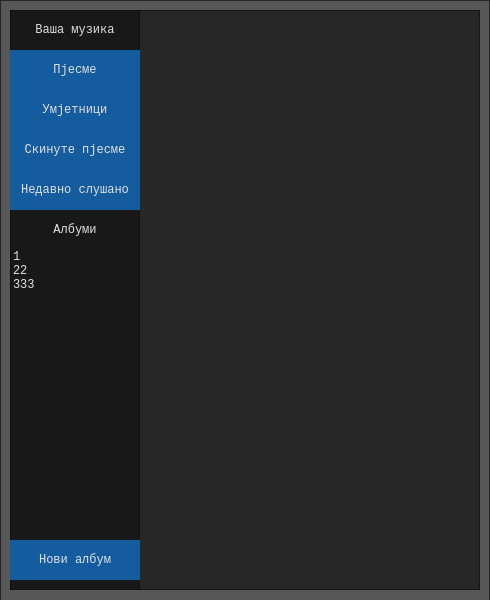
Above: application/ui/ui_play.ui from nikola-supic/prelo before the change. Below: the same form after it.
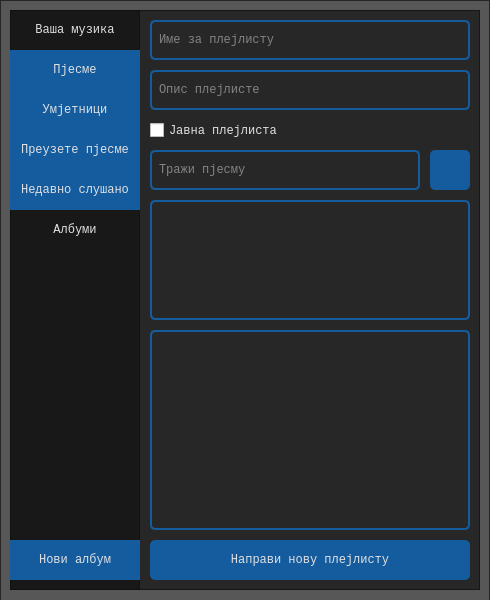
That is the form after the change. The open tabs and pages were chosen to show the change. Icons and pictures are not drawn.

Commit message: play UI (share / download / add icons) (new playlist UI)

```diff
--- a/application/ui/ui_play.ui
+++ b/application/ui/ui_play.ui
@@ -200,7 +200,7 @@
          <string notr="true"/>
         </property>
         <property name="text">
-         <string>Скинуте пјесме</string>
+         <string>Преузете пјесме</string>
         </property>
        </widget>
        <widget class="QPushButton" name="btn_recent">
@@ -290,6 +290,7 @@
         <property name="font">
          <font>
           <family>Courier New</family>
+          <pointsize>8</pointsize>
          </font>
         </property>
         <property name="styleSheet">
@@ -311,21 +312,6 @@
         <property name="horizontalScrollBarPolicy">
          <enum>Qt::ScrollBarAlwaysOff</enum>
         </property>
-        <item>
-         <property name="text">
-          <string>1</string>
-         </property>
-        </item>
-        <item>
-         <property name="text">
-          <string>22</string>
-         </property>
-        </item>
-        <item>
-         <property name="text">
-          <string>333</string>
-         </property>
-        </item>
        </widget>
       </widget>
       <widget class="QStackedWidget" name="stacked_pages">
@@ -762,7 +748,282 @@
          </widget>
         </widget>
        </widget>
-       <widget class="QWidget" name="page_new"/>
+       <widget class="QWidget" name="page_new">
+        <property name="styleSheet">
+         <string notr="true">QPushButton#btn_search {
+	background-color: rgb(20, 92, 158);
+	color: rgb(224, 224, 226);
+	border-radius: 5px;
+}
+QPushButton#btn_search:hover {
+	background-color: rgb(19, 55, 88);
+}
+QPushButton#btn_search:pressed {
+	background-color: rgb(19, 37, 53);
+}
+
+QLineEdit#input_name, #input_desc, #input_search {
+	background-color: rgba(0,0,0,0);
+	border-radius: 5px;
+	border: 2px solid rgb(20, 92, 158);
+	color: rgb(224, 224, 226);
+	padding-left: 5px;
+}
+
+QListWidget#list_search, #list_added {
+	color: rgb(224,224,226);
+	background-color:rgba(0,0,0,0);
+	border: 2px solid rgb(20,92,158);
+	border-radius: 5px;
+}
+QListWidget::item:hover {
+	background-color: rgb(20,92,158);
+}
+QListWidget::item:selected {
+	background-color: rgb(19,55,88);
+}
+
+QPushButton#btn_create {
+	background-color: rgb(20, 92, 158);
+	color: rgb(224, 224, 226);
+	border-radius: 5px;
+}
+QPushButton#btn_create:hover {
+	background-color: rgb(19, 55, 88);
+}
+QPushButton#btn_create:pressed {
+	background-color: rgb(19, 37, 53);
+}</string>
+        </property>
+        <widget class="QLineEdit" name="input_name">
+         <property name="geometry">
+          <rect>
+           <x>10</x>
+           <y>10</y>
+           <width>320</width>
+           <height>40</height>
+          </rect>
+         </property>
+         <property name="font">
+          <font>
+           <family>Courier New</family>
+           <pointsize>9</pointsize>
+          </font>
+         </property>
+         <property name="styleSheet">
+          <string notr="true"/>
+         </property>
+         <property name="echoMode">
+          <enum>QLineEdit::Normal</enum>
+         </property>
+         <property name="alignment">
+          <set>Qt::AlignLeading|Qt::AlignLeft|Qt::AlignVCenter</set>
+         </property>
+         <property name="placeholderText">
+          <string>Име за плејлисту</string>
+         </property>
+         <property name="clearButtonEnabled">
+          <bool>true</bool>
+         </property>
+        </widget>
+        <widget class="QLineEdit" name="input_desc">
+         <property name="geometry">
+          <rect>
+           <x>10</x>
+           <y>60</y>
+           <width>320</width>
+           <height>40</height>
+          </rect>
+         </property>
+         <property name="font">
+          <font>
+           <family>Courier New</family>
+           <pointsize>9</pointsize>
+          </font>
+         </property>
+         <property name="styleSheet">
+          <string notr="true"/>
+         </property>
+         <property name="echoMode">
+          <enum>QLineEdit::Normal</enum>
+         </property>
+         <property name="alignment">
+          <set>Qt::AlignLeading|Qt::AlignLeft|Qt::AlignVCenter</set>
+         </property>
+         <property name="placeholderText">
+          <string>Опис плејлисте</string>
+         </property>
+         <property name="clearButtonEnabled">
+          <bool>true</bool>
+         </property>
+        </widget>
+        <widget class="QCheckBox" name="check_public">
+         <property name="geometry">
+          <rect>
+           <x>10</x>
+           <y>100</y>
+           <width>321</width>
+           <height>41</height>
+          </rect>
+         </property>
+         <property name="font">
+          <font>
+           <family>Courier New</family>
+          </font>
+         </property>
+         <property name="styleSheet">
+          <string notr="true">color: rgb(224,224,226);</string>
+         </property>
+         <property name="text">
+          <string>Јавна плејлиста</string>
+         </property>
+        </widget>
+        <widget class="QPushButton" name="btn_create">
+         <property name="geometry">
+          <rect>
+           <x>10</x>
+           <y>530</y>
+           <width>320</width>
+           <height>40</height>
+          </rect>
+         </property>
+         <property name="font">
+          <font>
+           <family>Courier New</family>
+           <pointsize>9</pointsize>
+           <weight>50</weight>
+           <bold>false</bold>
+          </font>
+         </property>
+         <property name="styleSheet">
+          <string notr="true"/>
+         </property>
+         <property name="text">
+          <string>Направи нову плејлисту</string>
+         </property>
+        </widget>
+        <widget class="QLineEdit" name="input_search">
+         <property name="geometry">
+          <rect>
+           <x>10</x>
+           <y>140</y>
+           <width>270</width>
+           <height>40</height>
+          </rect>
+         </property>
+         <property name="font">
+          <font>
+           <family>Courier New</family>
+           <pointsize>9</pointsize>
+          </font>
+         </property>
+         <property name="styleSheet">
+          <string notr="true"/>
+         </property>
+         <property name="echoMode">
+          <enum>QLineEdit::Normal</enum>
+         </property>
+         <property name="alignment">
+          <set>Qt::AlignLeading|Qt::AlignLeft|Qt::AlignVCenter</set>
+         </property>
+         <property name="placeholderText">
+          <string>Тражи пјесму</string>
+         </property>
+         <property name="clearButtonEnabled">
+          <bool>true</bool>
+         </property>
+        </widget>
+        <widget class="QPushButton" name="btn_search">
+         <property name="geometry">
+          <rect>
+           <x>290</x>
+           <y>140</y>
+           <width>40</width>
+           <height>40</height>
+          </rect>
+         </property>
+         <property name="font">
+          <font>
+           <family>Courier New</family>
+           <pointsize>9</pointsize>
+           <weight>50</weight>
+           <bold>false</bold>
+          </font>
+         </property>
+         <property name="styleSheet">
+          <string notr="true">QPushButton#btn_search {
+	border-image: url(:/icons/images/icons/search.png);
+}
+QPushButton#btn_search:hover {
+	border-image: url(:/icons/images/icons/hover_search.png);
+}</string>
+         </property>
+         <property name="text">
+          <string/>
+         </property>
+        </widget>
+        <widget class="QListWidget" name="list_search">
+         <property name="geometry">
+          <rect>
+           <x>10</x>
+           <y>190</y>
+           <width>320</width>
+           <height>120</height>
+          </rect>
+         </property>
+         <property name="font">
+          <font>
+           <family>Courier New</family>
+           <pointsize>8</pointsize>
+          </font>
+         </property>
+         <property name="styleSheet">
+          <string notr="true"/>
+         </property>
+         <property name="verticalScrollBarPolicy">
+          <enum>Qt::ScrollBarAlwaysOff</enum>
+         </property>
+         <property name="horizontalScrollBarPolicy">
+          <enum>Qt::ScrollBarAlwaysOff</enum>
+         </property>
+        </widget>
+        <widget class="QListWidget" name="list_added">
+         <property name="geometry">
+          <rect>
+           <x>10</x>
+           <y>320</y>
+           <width>320</width>
+           <height>200</height>
+          </rect>
+         </property>
+         <property name="font">
+          <font>
+           <family>Courier New</family>
+           <pointsize>8</pointsize>
+          </font>
+         </property>
+         <property name="styleSheet">
+          <string notr="true">QListWidget#list_search {
+	color: rgb(224,224,226);
+	background-color:rgba(0,0,0,0);
+	border: 2px solid rgb(20,92,158);
+	border-radius: 5px;
+}
+QListWidget::item:hover {
+	background-color: rgb(20,92,158);
+}
+QListWidget::item:selected {
+	background-color: rgb(19,55,88);
+}</string>
+         </property>
+         <property name="verticalScrollBarPolicy">
+          <enum>Qt::ScrollBarAlwaysOff</enum>
+         </property>
+         <property name="horizontalScrollBarPolicy">
+          <enum>Qt::ScrollBarAlwaysOff</enum>
+         </property>
+        </widget>
+       </widget>
       </widget>
      </widget>
     </widget>
```
Left out of the diff: 314 changed lines with no effect on the pictures. The commit also changes 1 other file.
